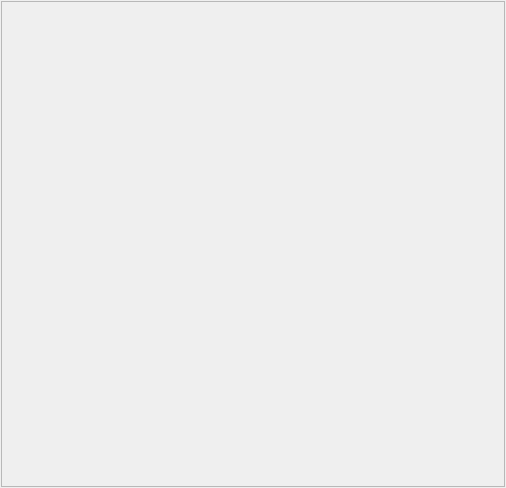
Old version of the form ui/ConsoleWidget.ui in the repository Reinering/PyQt-Creator.
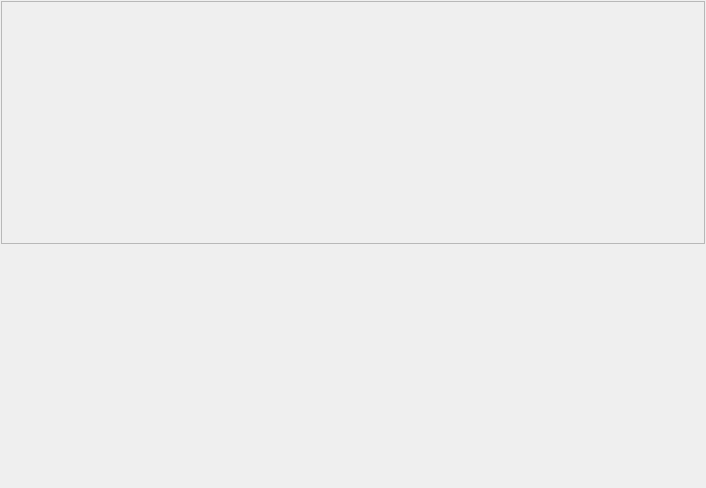
New version of the form. Custom widgets are drawn as their Qt base class.

What changed in the file:
```diff
--- a/ui/ConsoleWidget.ui
+++ b/ui/ConsoleWidget.ui
@@ -6,7 +6,7 @@
    <rect>
     <x>0</x>
     <y>0</y>
-    <width>506</width>
+    <width>706</width>
     <height>488</height>
    </rect>
   </property>
@@ -35,36 +35,28 @@
     <number>1</number>
    </property>
    <item row="0" column="0">
-    <widget class="ScrollArea" name="ScrollArea">
-     <property name="font">
-      <font>
-       <pointsize>10</pointsize>
-      </font>
-     </property>
-     <property name="widgetResizable">
-      <bool>true</bool>
-     </property>
-     <widget class="QWidget" name="scrollAreaWidgetContents">
-      <property name="geometry">
-       <rect>
-        <x>0</x>
-        <y>0</y>
-        <width>502</width>
-        <height>484</height>
-       </rect>
-      </property>
-     </widget>
+    <widget class="TabBar" name="TabBar"/>
+   </item>
+   <item row="1" column="0">
+    <widget class="QStackedWidget" name="stackedWidget">
+     <widget class="QWidget" name="page"/>
+     <widget class="QWidget" name="page_2"/>
     </widget>
    </item>
   </layout>
  </widget>
  <customwidgets>
   <customwidget>
-   <class>ScrollArea</class>
+   <class>SingleDirectionScrollArea</class>
    <extends>QScrollArea</extends>
    <header>qfluentwidgets</header>
    <container>1</container>
   </customwidget>
+  <customwidget>
+   <class>TabBar</class>
+   <extends>SingleDirectionScrollArea</extends>
+   <header>qfluentwidgets</header>
+  </customwidget>
  </customwidgets>
  <resources/>
  <connections/>
```
